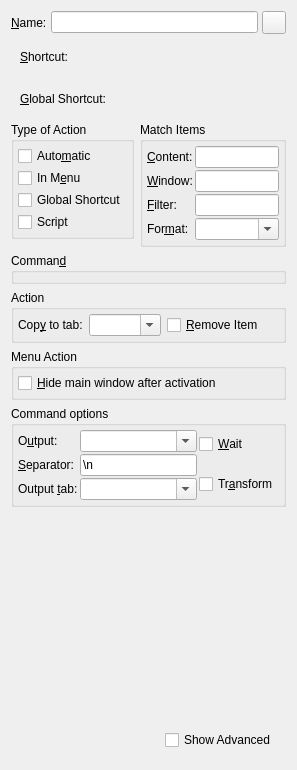
This is src/ui/commandwidget.ui in hluk/CopyQ as Qt 5 draws it before an edit. The edited form follows.
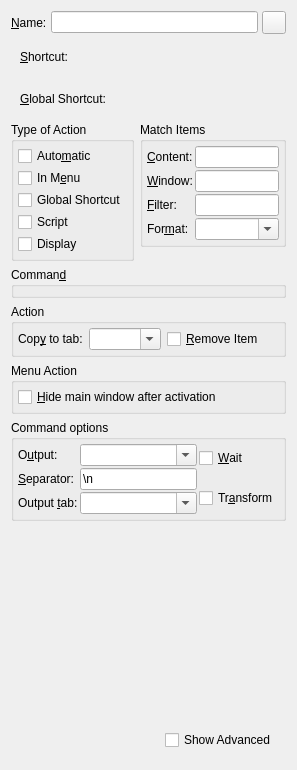
This is the edited form. Custom widgets are drawn as their Qt base class.

```diff
--- a/src/ui/commandwidget.ui
+++ b/src/ui/commandwidget.ui
@@ -205,6 +205,13 @@
              </property>
             </widget>
            </item>
+           <item>
+            <widget class="QCheckBox" name="checkBoxDisplay">
+             <property name="text">
+              <string>Display</string>
+             </property>
+            </widget>
+           </item>
           </layout>
          </widget>
         </item>
```
Left out of the diff: 1 changed line with no effect on the pictures.
